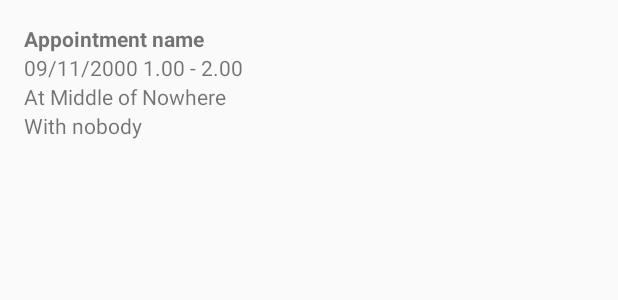
After one commit to realroy/greedy-man, an Android app: the layout card_appointment.xml on its own in the app's theme, with its tools: preview values and no code run, on a phone screen of 412 x 824 dp. The commit adds this screen. Shown: the top 300 px of the screen. Run offline under Robolectric (Android 15) with nearby library versions, the phone set to English and light mode, and no system bars.

Commit message:
Create Appointment RecyclerView for DashBoard

```diff
--- /dev/null
+++ b/app/src/main/res/layout/card_appointment.xml
@@ -0,0 +1,38 @@
+<?xml version="1.0" encoding="utf-8"?>
+<LinearLayout xmlns:android="http://schemas.android.com/apk/res/android"
+    android:layout_width="wrap_content"
+    android:layout_height="wrap_content"
+    android:layout_margin="8dp"
+    android:orientation="vertical"
+    android:padding="8dp">
+
+    <TextView
+        android:id="@+id/text_name"
+        android:layout_width="match_parent"
+        android:layout_height="wrap_content"
+        android:singleLine="true"
+        android:text="@string/appointment_name"
+        android:textStyle="bold" />
+
+    <TextView
+        android:id="@+id/text_interval"
+        android:layout_width="match_parent"
+        android:layout_height="wrap_content"
+        android:singleLine="true"
+        android:text="@string/_09_11_2000_1_00_2_00" />
+
+    <TextView
+        android:id="@+id/text_location"
+        android:layout_width="match_parent"
+        android:layout_height="wrap_content"
+        android:singleLine="true"
+        android:text="@string/at_middle_of_nowhere" />
+
+    <TextView
+        android:id="@+id/text_participant"
+        android:layout_width="match_parent"
+        android:layout_height="wrap_content"
+        android:singleLine="true"
+        android:text="@string/with_nobody" />
+
+</LinearLayout>
--- a/app/src/main/res/values/strings.xml
+++ b/app/src/main/res/values/strings.xml
@@ -33,4 +33,8 @@
     <string name="tab_text_2">Tab 2</string>
     <string name="tab_text_3">Tab 3</string>
     <string name="section_format">Hello World from section: %1$d</string>
+    <string name="appointment_name">Appointment name</string>
+    <string name="_09_11_2000_1_00_2_00">09/11/2000 1.00 - 2.00</string>
+    <string name="at_middle_of_nowhere">At Middle of Nowhere</string>
+    <string name="with_nobody">With nobody</string>
 </resources>
```
Also changed, not shown: app/src/main/java/com/example/oldroy/greedyman/AppointmentAdapter.kt (added, +33 -0 lines), app/src/main/java/com/example/oldroy/greedyman/DashboardFragment.kt (+17 -2 lines), app/src/main/java/com/example/oldroy/greedyman/models/Appointment.kt (+11 -0 lines), app/src/main/res/layout/fragment_dashboard.xml (+25 -4 lines).
